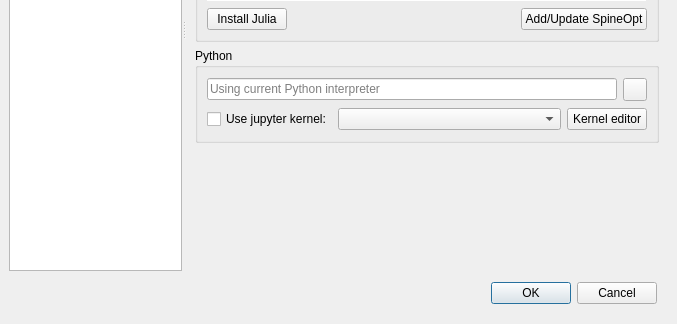
First picture: the form in spinetoolbox/ui/settings.ui, repository spine-tools/Spine-Toolbox, before the edit; both pictures show x 0 to 677 and y 223 to 547 of the 677 by 547 pixel window.
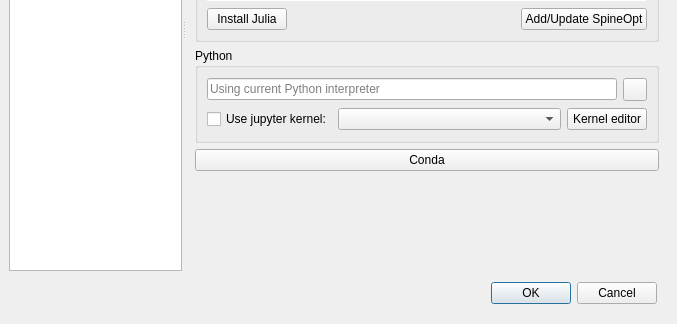
Second picture: the form after the edit. The open tabs and pages were chosen to show the change. Icons and pictures are not drawn. Custom widgets are drawn as their Qt base class.

Commit message: Consoles->Start Python Console now starts a predefined kernel in an activated conda environment

The edit to the form file:
```diff
--- a/spinetoolbox/ui/settings.ui
+++ b/spinetoolbox/ui/settings.ui
@@ -1027,6 +1027,13 @@
           </layout>
          </widget>
         </item>
+        <item>
+         <widget class="QPushButton" name="pushButton_conda">
+          <property name="text">
+           <string>Conda</string>
+          </property>
+         </widget>
+        </item>
         <item>
          <spacer name="verticalSpacer_2">
           <property name="orientation">
```
Left out of the diff: 6 changed lines with no effect on the pictures. The commit also changes 5 other files.
